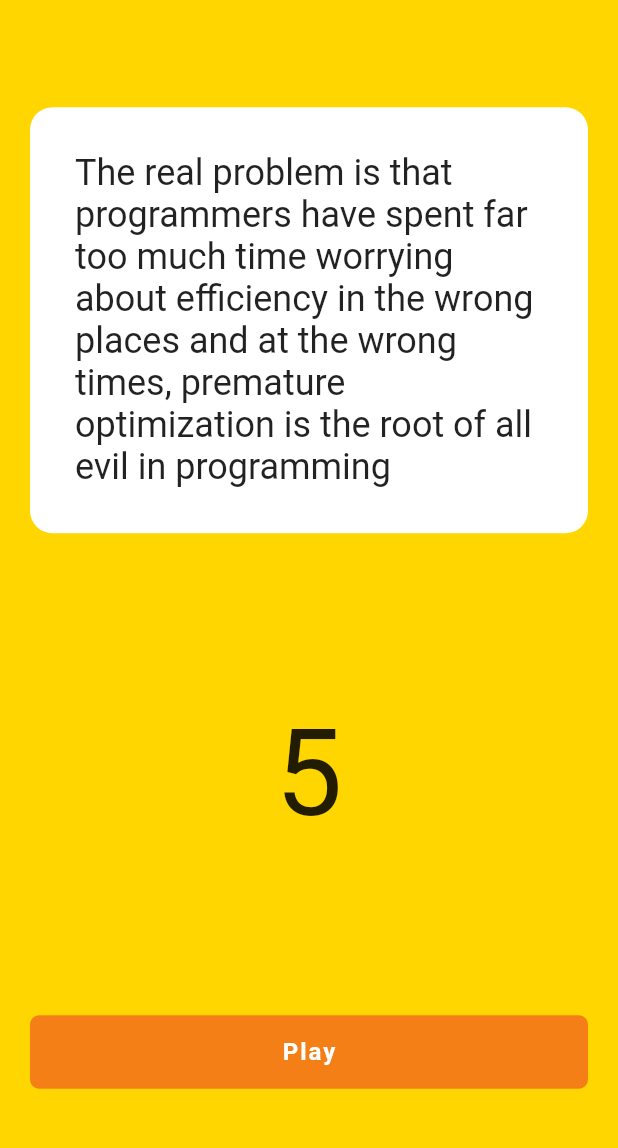
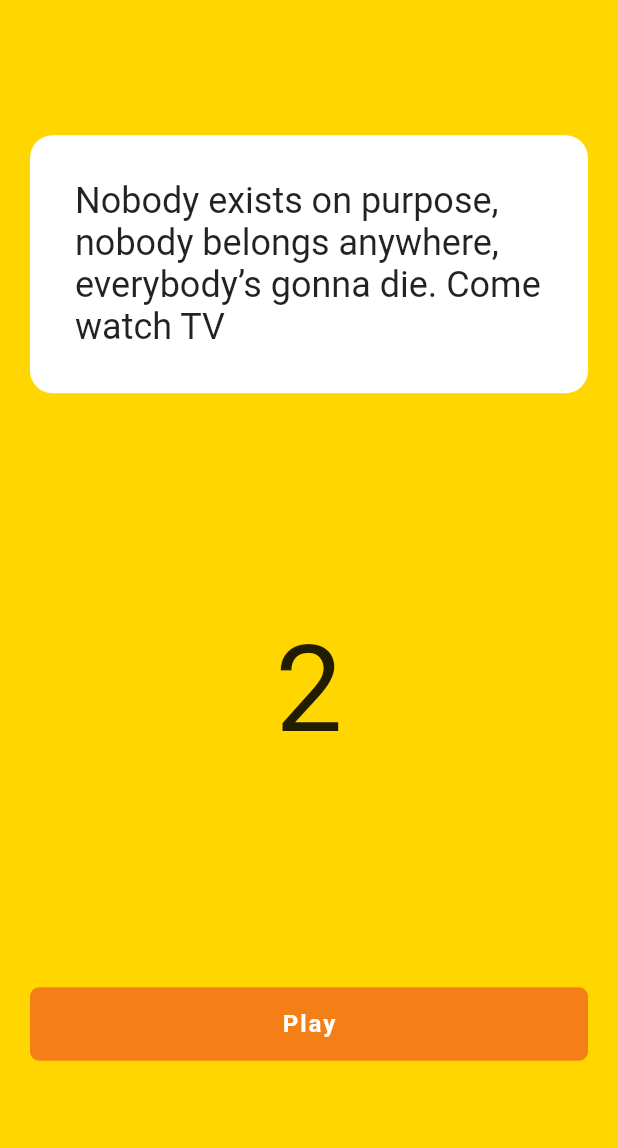
Before and after one commit to chuabingquan/speak-fast, a Flutter app: the screen it shows after launch, on a phone screen of 412 x 824 dp, the part 62-1210 px from its top. Run offline on Flutter 3.47's test engine with Material 2 defaults, Android fonts, the phone set to English and light mode, and no system bars; our stand-ins replace camera; missing offline and left inert: diff_match_patch, speech_recognition.

Commit message:
Update data

```diff
--- a/lib/data.dart
+++ b/lib/data.dart
@@ -1,7 +1,8 @@
 import './models/reading.dart';
 
 final List<Reading> READINGS = const [
-  Reading("The real problem is that programmers have spent far too much time worrying about efficiency in the wrong places and at the wrong times, premature optimization is the root of all evil in programming", 5),
+  Reading("Nobody exists on purpose, nobody belongs anywhere, everybody’s gonna die. Come watch TV", 2),
   Reading("Gucci gang, Gucci gang, Gucci gang, Gucci gang Gucci gang, Gucci gang, Gucci gang", 3),
   Reading("How much wood would a woodchuck chuck if a woodchuck could chuck wood", 5),
+  Reading("SECURE THE BORDER! BUILD A WALL!", 2),
 ];
```
